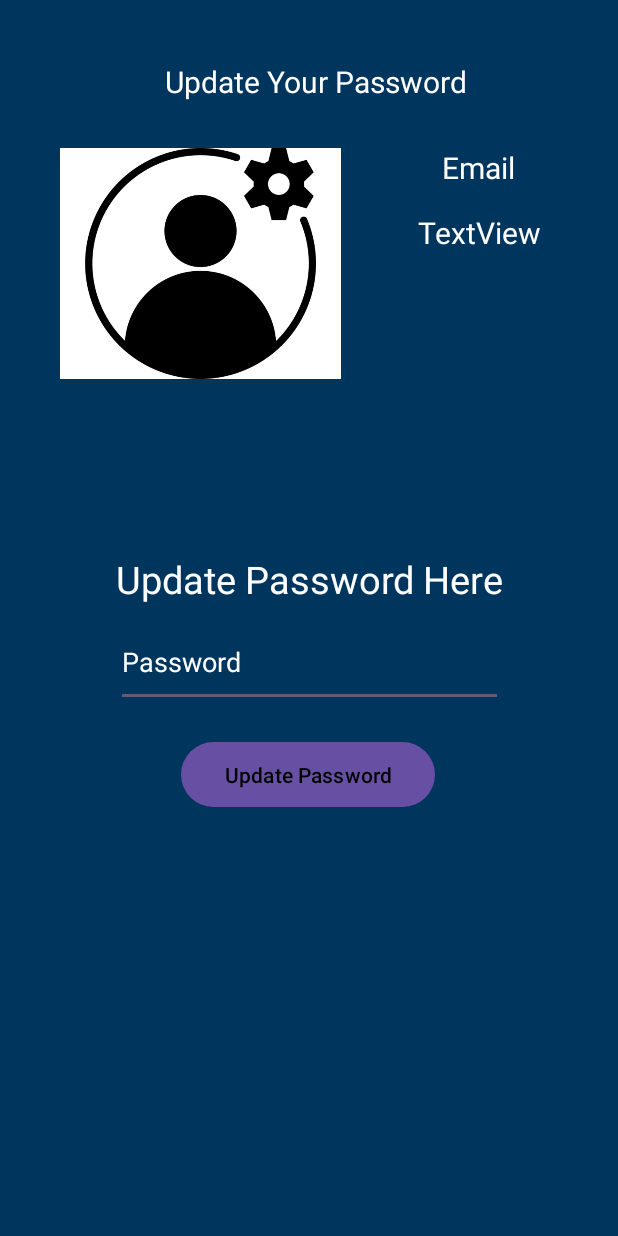
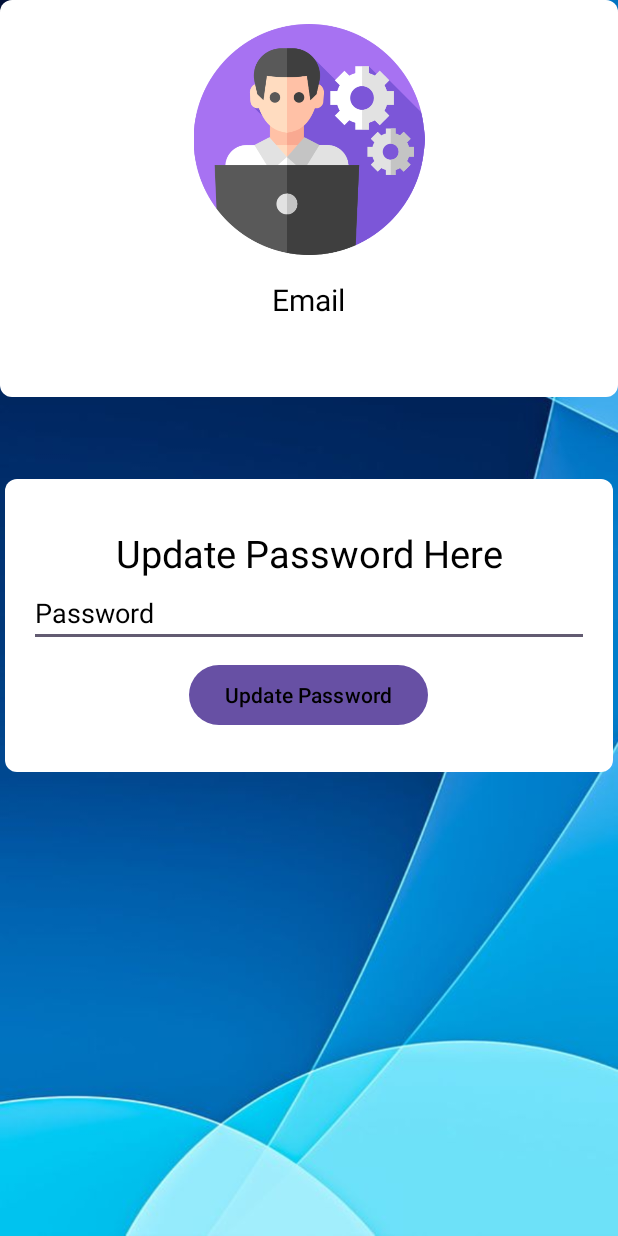
Before and after one commit to ThorisoG/Mvula-Trust-Application, an Android app: the UpdateAdminPassword screen opened directly, with no data from a screen before it, on a phone screen of 412 x 824 dp. Run offline under Robolectric (Android 15) with nearby library versions, the phone set to English and light mode, and no system bars.

Commit message:
Administration Beta Ui overhaul and optimization, added background and Cardviews for the menu and some other part of the ui making it presentable

```diff
--- a/app/src/main/java/com/example/mvulatrustmobileapp/AdminDashboard.kt
+++ b/app/src/main/java/com/example/mvulatrustmobileapp/AdminDashboard.kt
@@ -29,12 +29,6 @@ class AdminDashboard : AppCompatActivity() {
             redirectToLoginPage()
             return // Return to prevent further execution
         }
-        else
-        {
-            showToast("Email is not null or empty")
-        }
-
-
         // Connect UI elements to variables
         viewAllUsersButton = findViewById(R.id.viewAllUsersButton)
         usersTextView = findViewById(R.id.users)
--- a/app/src/main/java/com/example/mvulatrustmobileapp/AdministrationMenu.kt
+++ b/app/src/main/java/com/example/mvulatrustmobileapp/AdministrationMenu.kt
@@ -10,6 +10,7 @@ import android.os.Build
 import androidx.appcompat.app.AppCompatActivity
 import android.os.Bundle
 import android.widget.ImageView
+import android.widget.TextView
 import android.widget.Toast
 import androidx.appcompat.app.AlertDialog
 import androidx.core.app.NotificationCompat
@@ -35,8 +36,10 @@ class AdministrationMenu : AppCompatActivity() {
         }
         else
         {
-            showToast("Email is not null or empty, redirecting to login page")
+            showToast("welcome $email")
         }
+        val welcomemessage = findViewById<TextView>(R.id.textView20)
+        welcomemessage.text = "Welcome Administrator $email"
 
         showBetaPhaseDialog()
         val registrations = findViewById<ImageView>(R.id.registrations)
--- a/app/src/main/java/com/example/mvulatrustmobileapp/IncomingDonations.kt
+++ b/app/src/main/java/com/example/mvulatrustmobileapp/IncomingDonations.kt
@@ -22,7 +22,7 @@ class IncomingDonations : AppCompatActivity() {
         // Check if email is null or empty
         if (email.isNullOrEmpty()) {
             // Redirect to login page
-            showToast("Email is null or empty, redirecting to login page")
+            showToast("Login")
             redirectToLoginPage()
             return // Return to prevent further execution
         }
--- a/app/src/main/java/com/example/mvulatrustmobileapp/UpdateAdminPassword.kt
+++ b/app/src/main/java/com/example/mvulatrustmobileapp/UpdateAdminPassword.kt
@@ -23,10 +23,6 @@ class UpdateAdminPassword : AppCompatActivity() {
             // Redirect to login page
             showToast("Email is null or empty, redirecting to login page")
             return // Return to prevent further execution
-        }
-        else
-        {
-            showToast("Email is not null or empty")
         }
         val getEmailTextView = findViewById<TextView>(R.id.getemail)
         // Set the text of the TextView to the email
--- a/app/src/main/res/layout/activity_update_admin_password.xml
+++ b/app/src/main/res/layout/activity_update_admin_password.xml
@@ -4,108 +4,104 @@
     xmlns:tools="http://schemas.android.com/tools"
     android:layout_width="match_parent"
     android:layout_height="match_parent"
-    android:background="@color/blue"
+    android:background="@drawable/backgroundui"
     tools:context=".UpdateAdminPassword">
 
+    <!-- CardView for Updating Password -->
+
+    <!-- CardView for Profile Identity -->
+
+    <androidx.cardview.widget.CardView
+        android:id="@+id/passwordCardView"
+        android:layout_width="405dp"
+        android:layout_height="195dp"
+        app:cardCornerRadius="8dp"
+        app:layout_constraintBottom_toBottomOf="parent"
+        app:layout_constraintEnd_toEndOf="parent"
+        app:layout_constraintStart_toStartOf="parent"
+        app:layout_constraintTop_toBottomOf="@+id/profileCardView"
+        app:layout_constraintVertical_bias="0.15">
+
+        <LinearLayout
+            android:layout_width="match_parent"
+            android:layout_height="match_parent"
+            android:orientation="vertical"
+            android:padding="16dp">
+
             <TextView
-        android:id="@+id/textView36"
+                android:id="@+id/textView39"
                 android:layout_width="wrap_content"
                 android:layout_height="wrap_content"
-        android:textColor="@color/white"
-        android:text="Update Your Password"
-        android:textSize="20sp"
-        app:layout_constraintBottom_toBottomOf="parent"
+                android:layout_gravity="center"
+                android:layout_marginTop="16dp"
+                android:text="Update Password Here"
+                android:textAlignment="center"
+                android:textColor="@color/black"
+                android:textSize="25sp" />
+
+            <EditText
+                android:id="@+id/editTextTextPassword2"
+                android:layout_width="match_parent"
+                android:layout_height="wrap_content"
+                android:layout_marginBottom="8dp"
+                android:ems="10"
+                android:hint="Password"
+                android:inputType="textPassword"
+                android:textColor="@color/black"
+                android:textColorHint="@color/black" />
+
+            <Button
+                android:id="@+id/button2"
+                android:layout_width="wrap_content"
+                android:layout_height="wrap_content"
+                android:layout_gravity="center"
+                android:onClick="UpdatePass"
+                android:text="Update Password"
+                android:textColor="@color/black" />
+
+        </LinearLayout>
+    </androidx.cardview.widget.CardView>
+
+    <androidx.cardview.widget.CardView
+        android:id="@+id/profileCardView"
+        android:layout_width="match_parent"
+        android:layout_height="wrap_content"
+        app:cardCornerRadius="8dp"
         app:layout_constraintEnd_toEndOf="parent"
-        app:layout_constraintHorizontal_bias="0.521"
         app:layout_constraintStart_toStartOf="parent"
-        app:layout_constraintTop_toTopOf="parent"
-        app:layout_constraintVertical_bias="0.051" />
+        app:layout_constraintTop_toTopOf="parent">
+
+        <LinearLayout
+            android:layout_width="match_parent"
+            android:layout_height="wrap_content"
+            android:orientation="vertical"
+            android:padding="16dp">
 
             <ImageView
                 android:id="@+id/imageView22"
+                android:layout_width="match_parent"
+                android:layout_height="154dp"
                 android:background="@color/white"
-        android:layout_width="187dp"
-        android:layout_height="154dp"
-        android:layout_marginTop="20dp"
-        app:layout_constraintBottom_toBottomOf="parent"
-        app:layout_constraintEnd_toEndOf="parent"
-        app:layout_constraintHorizontal_bias="0.178"
-        app:layout_constraintStart_toStartOf="parent"
-        app:layout_constraintTop_toBottomOf="@+id/textView36"
-        app:layout_constraintVertical_bias="0.018"
-        app:srcCompat="@drawable/adminsettings" />
+                app:srcCompat="@drawable/admindeprovision" />
 
-    <Button
-        android:id="@+id/button2"
-        android:layout_width="169dp"
-        android:layout_height="51dp"
-        android:onClick="UpdatePass"
-        android:text="Update Password"
+            <TextView
+                android:id="@+id/textView38"
+                android:layout_width="wrap_content"
+                android:layout_height="wrap_content"
+                android:layout_gravity="center"
+                android:layout_marginTop="16dp"
+                android:text="Email"
                 android:textColor="@color/black"
-        app:layout_constraintBottom_toBottomOf="parent"
-        app:layout_constraintEnd_toEndOf="parent"
-        app:layout_constraintHorizontal_bias="0.497"
-        app:layout_constraintStart_toStartOf="parent"
-        app:layout_constraintTop_toBottomOf="@+id/editTextTextPassword2"
-        app:layout_constraintVertical_bias="0.065" />
-
-    <EditText
-        android:id="@+id/editTextTextPassword2"
-        android:layout_width="258dp"
-        android:layout_height="60dp"
-        android:layout_marginTop="8dp"
-        android:ems="10"
-        android:hint="Password"
-        android:inputType="textPassword"
-        android:textColor="@color/white"
-        android:textColorHint="@color/white"
-        app:layout_constraintBottom_toBottomOf="parent"
-        app:layout_constraintEnd_toEndOf="parent"
-        app:layout_constraintStart_toStartOf="parent"
-        app:layout_constraintTop_toBottomOf="@+id/textView39"
-        app:layout_constraintVertical_bias="0.0" />
+                android:textSize="20sp" />
 
             <TextView
                 android:id="@+id/getemail"
                 android:layout_width="wrap_content"
                 android:layout_height="wrap_content"
-        android:layout_marginTop="16dp"
-        android:text="TextView"
-        android:textColor="@color/white"
-        android:textSize="20sp"
-        app:layout_constraintBottom_toBottomOf="parent"
-        app:layout_constraintEnd_toEndOf="parent"
-        app:layout_constraintStart_toEndOf="@+id/imageView22"
-        app:layout_constraintTop_toBottomOf="@+id/textView38"
-        app:layout_constraintVertical_bias="0.0" />
-
-    <TextView
-        android:id="@+id/textView38"
-        android:layout_width="wrap_content"
-        android:layout_height="wrap_content"
-        android:layout_marginTop="20dp"
-        android:text="Email"
-        android:textSize="20sp"
-        android:textColor="@color/white"
-        app:layout_constraintBottom_toBottomOf="parent"
-        app:layout_constraintEnd_toEndOf="parent"
-        app:layout_constraintHorizontal_bias="0.496"
-        app:layout_constraintStart_toEndOf="@+id/imageView22"
-        app:layout_constraintTop_toBottomOf="@+id/textView36"
-        app:layout_constraintVertical_bias="0.014" />
-
-    <TextView
-        android:id="@+id/textView39"
-        android:layout_width="wrap_content"
-        android:layout_height="wrap_content"
-        android:layout_marginTop="100dp"
-        android:textColor="@color/white"
-        android:textAlignment="center"
-        android:textSize="25sp"
-        android:text="Update Password Here"
-        app:layout_constraintBottom_toBottomOf="parent"
-        app:layout_constraintEnd_toEndOf="parent"
-        app:layout_constraintStart_toStartOf="parent"
-        app:layout_constraintTop_toBottomOf="@+id/imageView22"
-        app:layout_constraintVertical_bias="0.036" />
+                android:layout_gravity="center"
+                android:layout_marginTop="8dp"
+                android:textColor="@color/black"
+                android:textSize="20sp" />
+        </LinearLayout>
+    </androidx.cardview.widget.CardView>
 </androidx.constraintlayout.widget.ConstraintLayout>
```
Also changed, not shown: app/src/main/java/com/example/mvulatrustmobileapp/IncomingVolunteers.kt (+6 -29 lines), app/src/main/java/com/example/mvulatrustmobileapp/UserAccountSection.kt (+2 -5 lines), app/src/main/java/com/example/mvulatrustmobileapp/UserDelete.kt (+2 -30 lines), app/src/main/res/layout/activity_account_management.xml (+23 -18 lines), app/src/main/res/layout/activity_admin_dashboard.xml (+27 -15 lines), app/src/main/res/layout/activity_admin_login.xml (+70 -58 lines), app/src/main/res/layout/activity_administration_menu.xml (+34 -30 lines), app/src/main/res/layout/activity_incoming_donations.xml (+76 -35 lines), app/src/main/res/layout/activity_incoming_volunteers.xml (+33 -15 lines), app/src/main/res/layout/activity_user_delete.xml (+35 -19 lines), app/src/main/res/drawable/cheers.png (added), app/src/main/res/drawable/delete.png (added), app/src/main/res/drawable/volunteer.png (added), app/src/main/res/drawable/working.png (added). Lines whose indentation alone changed are shown as unchanged.
